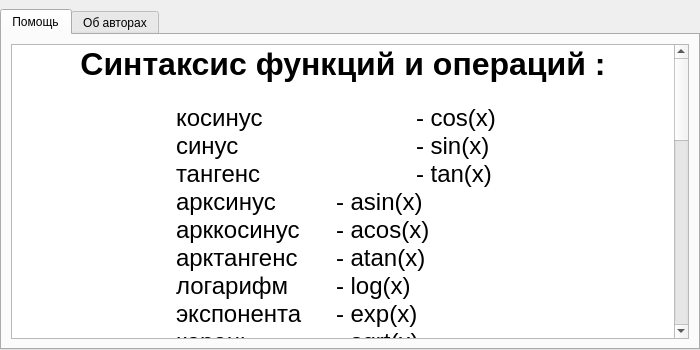
This is Frames/helpDialogFrame.ui in EgorAlmikeev/ProjectX as Qt 5 draws it before an edit. The edited form follows.
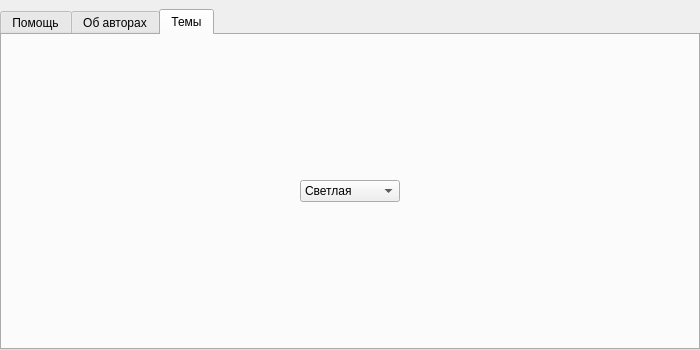
This is the edited form. The open tabs and pages were chosen to show the change.

Commit message: change frame resize policy, dont know how, im just change composition twice, now it works ¯\_(ツ)_/¯ add dark theme, Peter doesn't like it. it makes me sad fix Peter forgotten bracket in parser (ctan)

```diff
--- a/Frames/helpDialogFrame.ui
+++ b/Frames/helpDialogFrame.ui
@@ -65,19 +65,19 @@
 &lt;p style=&quot; margin-top:0px; margin-bottom:0px; margin-left:0px; margin-right:0px; -qt-block-indent:0; text-indent:0px;&quot;&gt;&lt;span style=&quot; font-size:18pt;&quot;&gt;		факториал	- (x)!&lt;/span&gt;&lt;/p&gt;
 &lt;p style=&quot; margin-top:0px; margin-bottom:0px; margin-left:0px; margin-right:0px; -qt-block-indent:0; text-indent:0px;&quot;&gt;&lt;span style=&quot; font-size:18pt;&quot;&gt;		n-степень	- x^n&lt;/span&gt;&lt;/p&gt;
 &lt;p style=&quot; margin-top:0px; margin-bottom:0px; margin-left:0px; margin-right:0px; -qt-block-indent:0; text-indent:0px;&quot;&gt;&lt;span style=&quot; font-size:18pt;&quot;&gt;		модуль		- abs(x)&lt;/span&gt;&lt;/p&gt;
+&lt;p style=&quot;-qt-paragraph-type:empty; margin-top:0px; margin-bottom:0px; margin-left:0px; margin-right:0px; -qt-block-indent:0; text-indent:0px; font-size:18pt;&quot;&gt;&lt;br /&gt;&lt;/p&gt;
+&lt;p align=&quot;center&quot; style=&quot; margin-top:0px; margin-bottom:0px; margin-left:0px; margin-right:0px; -qt-block-indent:0; text-indent:0px;&quot;&gt;&lt;span style=&quot; font-size:36pt; font-weight:600; vertical-align:super;&quot;&gt;Константы :&lt;/span&gt;&lt;/p&gt;
+&lt;p align=&quot;center&quot; style=&quot; margin-top:0px; margin-bottom:0px; margin-left:0px; margin-right:0px; -qt-block-indent:0; text-indent:0px;&quot;&gt;&lt;span style=&quot; font-size:18pt;&quot;&gt;пи - pi или Pi&lt;/span&gt;&lt;/p&gt;
+&lt;p align=&quot;center&quot; style=&quot; margin-top:0px; margin-bottom:0px; margin-left:0px; margin-right:0px; -qt-block-indent:0; text-indent:0px;&quot;&gt;&lt;span style=&quot; font-size:18pt;&quot;&gt;экспонента - e&lt;/span&gt;&lt;/p&gt;
 &lt;p align=&quot;center&quot; style=&quot;-qt-paragraph-type:empty; margin-top:0px; margin-bottom:0px; margin-left:0px; margin-right:0px; -qt-block-indent:0; text-indent:0px; font-size:18pt;&quot;&gt;&lt;br /&gt;&lt;/p&gt;
 &lt;p align=&quot;center&quot; style=&quot; margin-top:0px; margin-bottom:0px; margin-left:0px; margin-right:0px; -qt-block-indent:0; text-indent:0px;&quot;&gt;&lt;span style=&quot; font-size:36pt; font-weight:600; vertical-align:super;&quot;&gt;Пример формулы :&lt;/span&gt;&lt;/p&gt;
-&lt;p align=&quot;center&quot; style=&quot; margin-top:0px; margin-bottom:0px; margin-left:0px; margin-right:0px; -qt-block-indent:0; text-indent:0px;&quot;&gt;&lt;span style=&quot; font-size:18pt;&quot;&gt;(sin(x) * cos(x)) - (Pi / 2)&lt;/span&gt;&lt;/p&gt;
+&lt;p align=&quot;center&quot; style=&quot; margin-top:0px; margin-bottom:0px; margin-left:0px; margin-right:0px; -qt-block-indent:0; text-indent:0px;&quot;&gt;&lt;span style=&quot; font-size:18pt;&quot;&gt;(sin(x) * cos(x * e)) - (Pi / 2)&lt;/span&gt;&lt;/p&gt;
 &lt;p align=&quot;center&quot; style=&quot;-qt-paragraph-type:empty; margin-top:0px; margin-bottom:0px; margin-left:0px; margin-right:0px; -qt-block-indent:0; text-indent:0px; font-size:18pt;&quot;&gt;&lt;br /&gt;&lt;/p&gt;
 &lt;p align=&quot;center&quot; style=&quot; margin-top:0px; margin-bottom:0px; margin-left:0px; margin-right:0px; -qt-block-indent:0; text-indent:0px;&quot;&gt;&lt;span style=&quot; font-size:36pt; font-weight:600; vertical-align:super;&quot;&gt;Пример пределов :&lt;/span&gt;&lt;/p&gt;
 &lt;p align=&quot;center&quot; style=&quot; margin-top:0px; margin-bottom:0px; margin-left:0px; margin-right:0px; -qt-block-indent:0; text-indent:0px;&quot;&gt;&lt;span style=&quot; font-size:18pt;&quot;&gt;От : Pi	До : 2 * Pi&lt;/span&gt;&lt;/p&gt;
 &lt;p align=&quot;center&quot; style=&quot;-qt-paragraph-type:empty; margin-top:0px; margin-bottom:0px; margin-left:0px; margin-right:0px; -qt-block-indent:0; text-indent:0px; font-size:18pt;&quot;&gt;&lt;br /&gt;&lt;/p&gt;
 &lt;p align=&quot;center&quot; style=&quot; margin-top:0px; margin-bottom:0px; margin-left:0px; margin-right:0px; -qt-block-indent:0; text-indent:0px;&quot;&gt;&lt;span style=&quot; font-size:36pt; font-weight:600; vertical-align:super;&quot;&gt;Возможные ответы :&lt;/span&gt;&lt;/p&gt;
-&lt;p style=&quot; margin-top:0px; margin-bottom:0px; margin-left:0px; margin-right:0px; -qt-block-indent:0; text-indent:0px;&quot;&gt;&lt;span style=&quot; font-size:18pt; font-weight:600;&quot;&gt;Ошибка времени выполнения&lt;/span&gt;&lt;span style=&quot; font-size:18pt;&quot;&gt; – формулу не удалось вычислить за определённый для неё максимум по времени. Это может означить, например, что вычисляемый интеграл не сходящийся.&lt;/span&gt;&lt;/p&gt;
-&lt;p style=&quot;-qt-paragraph-type:empty; margin-top:0px; margin-bottom:0px; margin-left:0px; margin-right:0px; -qt-block-indent:0; text-indent:0px; font-size:18pt;&quot;&gt;&lt;br /&gt;&lt;/p&gt;
-&lt;p style=&quot; margin-top:0px; margin-bottom:0px; margin-left:0px; margin-right:0px; -qt-block-indent:0; text-indent:0px;&quot;&gt;&lt;span style=&quot; font-size:18pt; font-weight:600;&quot;&gt;nan&lt;/span&gt;&lt;span style=&quot; font-size:18pt;&quot;&gt; – введённые данные приводят к ошибке вычислений, например к делению нуля на нуль.&lt;/span&gt;&lt;/p&gt;
-&lt;p style=&quot;-qt-paragraph-type:empty; margin-top:0px; margin-bottom:0px; margin-left:0px; margin-right:0px; -qt-block-indent:0; text-indent:0px; font-size:18pt;&quot;&gt;&lt;br /&gt;&lt;/p&gt;
-&lt;p style=&quot; margin-top:0px; margin-bottom:0px; margin-left:0px; margin-right:0px; -qt-block-indent:0; text-indent:0px;&quot;&gt;&lt;span style=&quot; font-size:18pt; font-weight:600;&quot;&gt;inf&lt;/span&gt;&lt;span style=&quot; font-size:18pt;&quot;&gt; – бесконечность&lt;/span&gt;&lt;/p&gt;&lt;/body&gt;&lt;/html&gt;</string>
+&lt;p style=&quot; margin-top:0px; margin-bottom:0px; margin-left:0px; margin-right:0px; -qt-block-indent:0; text-indent:0px;&quot;&gt;&lt;span style=&quot; font-size:18pt; font-weight:600;&quot;&gt;Ошибка времени выполнения&lt;/span&gt;&lt;span style=&quot; font-size:18pt;&quot;&gt; – формулу не удалось вычислить за определённый для неё максимум по времени. Это может означить, например, что вычисляемый интеграл не сходящийся.&lt;/span&gt;&lt;/p&gt;&lt;/body&gt;&lt;/html&gt;</string>
          </property>
         </widget>
        </item>
@@ -110,6 +110,39 @@
        </item>
       </layout>
      </widget>
+     <widget class="QWidget" name="tab">
+      <attribute name="title">
+       <string>Темы</string>
+      </attribute>
+      <layout class="QGridLayout" name="gridLayout_4">
+       <item row="0" column="0">
+        <widget class="QComboBox" name="comboBox">
+         <property name="maximumSize">
+          <size>
+           <width>100</width>
+           <height>16777215</height>
+          </size>
+         </property>
+         <property name="currentText">
+          <string>Светлая</string>
+         </property>
+         <property name="frame">
+          <bool>true</bool>
+         </property>
+         <item>
+          <property name="text">
+           <string>Светлая</string>
+          </property>
+         </item>
+         <item>
+          <property name="text">
+           <string>Тёмная</string>
+          </property>
+         </item>
+        </widget>
+       </item>
+      </layout>
+     </widget>
     </widget>
    </item>
   </layout>
```
The commit also changes 9 other files.
